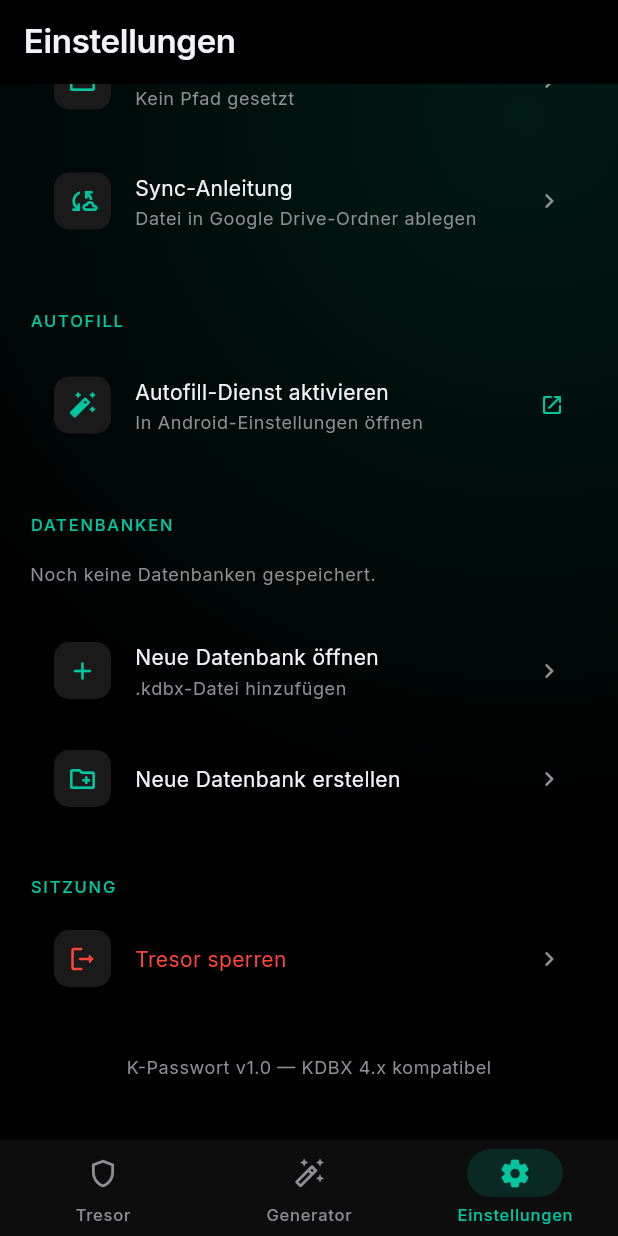
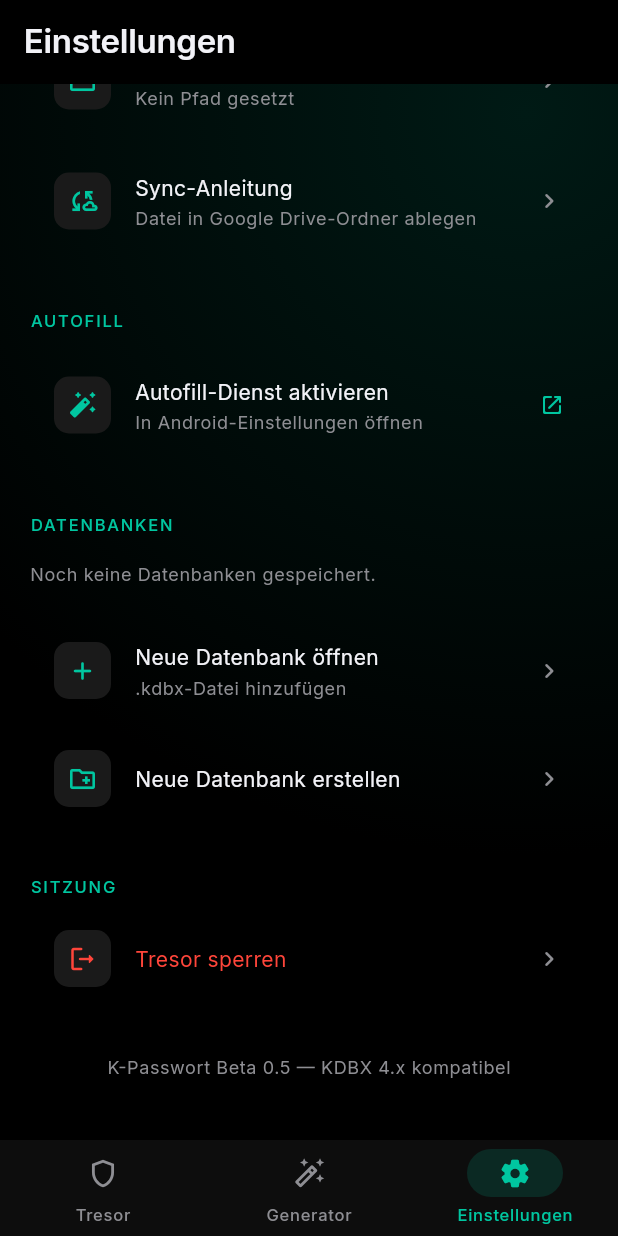
Before and after one commit to williklassner-ui/K-Passwort, a Flutter app: the SettingsScreen screen opened by its route, scrolled down 314 dp, on a phone screen of 412 x 824 dp. Run offline on Flutter 3.47's test engine with Material 3 defaults, Android fonts, the phone set to English and light mode, and no system bars; drawn by our look-alikes of flutter_animate; our stand-ins replace cached_network_image, flutter_riverpod, flutter_secure_storage, freezed_annotation, go_router, local_auth and 1 more; missing offline and left inert: kdbx, pointycastle, zxcvbn; accounts and stored records are empty; generated files the repository leaves out were written again.

Commit message:
chore: show version beta 0.5 in settings
Co-authored-by: Claude <noreply@anthropic.com>

```diff
--- a/lib/features/settings/presentation/screens/settings_screen.dart
+++ b/lib/features/settings/presentation/screens/settings_screen.dart
@@ -189,7 +189,7 @@ class _State extends ConsumerState<SettingsScreen> {
             const SizedBox(height: 32),
             Center(
               child: Text(
-                'K-Passwort v1.0 — KDBX 4.x kompatibel',
+                'K-Passwort Beta 0.5 — KDBX 4.x kompatibel',
                 style: AppTypography.bodySmall,
               ).animate(delay: 500.ms).fadeIn(),
             ),
```
